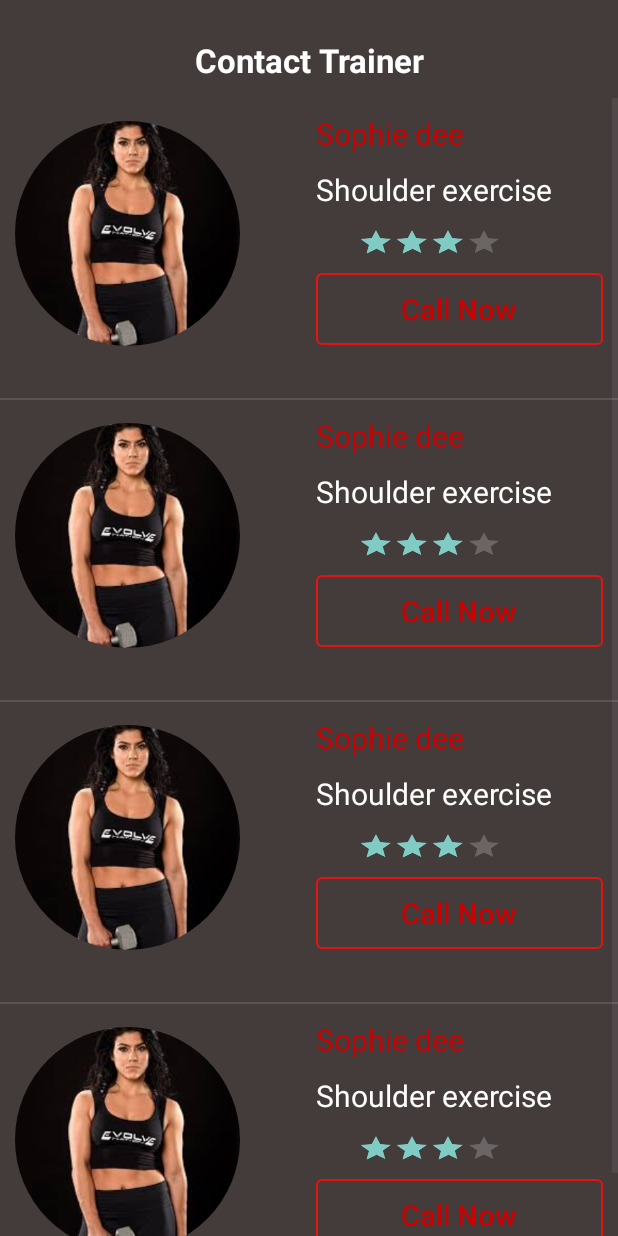
After one commit to ebrahemkofe/GYMapp, an Android app: the ContactTrianer screen opened directly, with no data from a screen before it, on a phone screen of 412 x 824 dp. The commit adds this screen. Run offline under Robolectric (Android 15) with nearby library versions, the phone set to English and light mode, and no system bars; our stand-ins replace CircleImageView.

Commit message:
contact trainer

```diff
--- a/app/src/main/AndroidManifest.xml
+++ b/app/src/main/AndroidManifest.xml
@@ -9,6 +9,7 @@
         android:roundIcon="@mipmap/ic_launcher_round"
         android:supportsRtl="true"
         android:theme="@style/Theme.AppCompat.NoActionBar">
+        <activity android:name=".Activity.ContactTrianer"></activity>
         <activity android:name=".Activity.Splash">
             <intent-filter>
                 <action android:name="android.intent.action.MAIN" />
@@ -16,7 +17,7 @@
                 <category android:name="android.intent.category.LAUNCHER" />
             </intent-filter>
         </activity>
-        <activity android:name=".Activity.MainActivity"></activity>
+        <activity android:name=".Activity.MainActivity" />
     </application>
 
 </manifest>
--- /dev/null
+++ b/app/src/main/java/com/myaquar/inventure/gymapp/Activity/ContactTrianer.java
@@ -0,0 +1,38 @@
+package com.myaquar.inventure.gymapp.Activity;
+
+import android.support.v7.app.AppCompatActivity;
+import android.os.Bundle;
+import android.widget.ListView;
+
+import com.myaquar.inventure.gymapp.Adbters.Adabter_list;
+import com.myaquar.inventure.gymapp.Models.Model_of_item;
+import com.myaquar.inventure.gymapp.R;
+
+import java.util.ArrayList;
+
+public class ContactTrianer extends AppCompatActivity {
+
+    ListView listView ;
+    String names []  = {"Sophie dee","Sophie dee" ,"Sophie dee","Sophie dee"};
+    String jops [] = {"Shoulder exercise","Shoulder exercise","Shoulder exercise","Shoulder exercise"};
+    int image2 []= {R.drawable.trainner , R.drawable.trainner , R.drawable.trainner, R.drawable.trainner};
+    Adabter_list adabter_list;
+    @Override
+    protected void onCreate(Bundle savedInstanceState) {
+        super.onCreate(savedInstanceState);
+        setContentView(R.layout.activity_contact_trianer);
+        listView = findViewById(R.id.list);
+
+        ArrayList<Model_of_item> list = new ArrayList <Model_of_item> ();
+
+        for (int x = 0 ; x < names.length ; x++ ){
+            list.add(new Model_of_item(  image2 [x] , names [x] ,jops[x]));
+        }
+
+        adabter_list = new Adabter_list(ContactTrianer.this,R.layout.tarinner_item, list);
+
+        listView.setAdapter(adabter_list);
+
+    }
+
+}
--- /dev/null
+++ b/app/src/main/java/com/myaquar/inventure/gymapp/Adbters/Adabter_list.java
@@ -0,0 +1,51 @@
+package com.myaquar.inventure.gymapp.Adbters;
+
+import android.content.Context;
+import android.support.annotation.NonNull;
+import android.support.annotation.Nullable;
+import android.view.LayoutInflater;
+import android.view.View;
+import android.view.ViewGroup;
+import android.widget.ArrayAdapter;
+import android.widget.ImageView;
+import android.widget.TextView;
+
+import com.myaquar.inventure.gymapp.Models.Model_of_item;
+import com.myaquar.inventure.gymapp.R;
+
+import java.util.ArrayList;
+
+public class Adabter_list extends ArrayAdapter {
+
+    ArrayList<Model_of_item> mlist;
+
+
+
+    public Adabter_list(@NonNull Context context, int resource, @NonNull ArrayList objects) {
+        super(context, resource, objects);
+        mlist = objects;
+    }
+
+    @NonNull
+    @Override
+    public View getView(final int position, @Nullable View convertView, @NonNull ViewGroup parent) {
+
+        LayoutInflater layoutInflater = (LayoutInflater) getContext().getSystemService(Context.LAYOUT_INFLATER_SERVICE);
+
+        convertView = layoutInflater.inflate(R.layout.tarinner_item, parent, false);
+
+
+        ImageView imageView = convertView.findViewById(R.id.img);
+        TextView textView = convertView.findViewById(R.id.txt_name);
+        TextView textView1 =convertView.findViewById(R.id.txt_jop);
+
+
+        imageView.setImageResource(mlist.get(position).getImage());
+        textView.setText(mlist.get(position).getName());
+        textView1.setText(mlist.get(position).getJop());
+
+
+
+        return convertView;
+    }
+}
--- /dev/null
+++ b/app/src/main/java/com/myaquar/inventure/gymapp/Models/Model_of_item.java
@@ -0,0 +1,38 @@
+package com.myaquar.inventure.gymapp.Models;
+
+public class Model_of_item
+{
+    private  int image;
+    private String name;
+    private  String jop;
+
+    public Model_of_item(int image, String name, String jop) {
+        this.image = image;
+        this.name = name;
+        this.jop = jop;
+    }
+
+    public int getImage() {
+        return image;
+    }
+
+    public String getName() {
+        return name;
+    }
+
+    public String getJop() {
+        return jop;
+    }
+
+    public void setImage(int image) {
+        this.image = image;
+    }
+
+    public void setName(String name) {
+        this.name = name;
+    }
+
+    public void setJop(String jop) {
+        this.jop = jop;
+    }
+}
--- /dev/null
+++ b/app/src/main/res/drawable/border_btn.xml
@@ -0,0 +1,9 @@
+<?xml version="1.0" encoding="utf-8"?>
+<shape xmlns:android="http://schemas.android.com/apk/res/android"
+    android:shape="rectangle">
+    <gradient android:startColor="#0000"
+        android:endColor="#0000"
+        android:angle="270" />
+    <corners android:radius="3dp" />
+    <stroke android:width="2px" android:color="#E81212" />
+</shape>
--- /dev/null
+++ b/app/src/main/res/layout/activity_contact_trianer.xml
@@ -0,0 +1,25 @@
+<?xml version="1.0" encoding="utf-8"?>
+<LinearLayout xmlns:android="http://schemas.android.com/apk/res/android"
+    xmlns:app="http://schemas.android.com/apk/res-auto"
+    xmlns:tools="http://schemas.android.com/tools"
+    android:layout_width="match_parent"
+    android:layout_height="match_parent"
+    tools:context=".Activity.ContactTrianer"
+    android:orientation="vertical"
+    android:background="#443B3B">
+
+    <TextView
+        android:layout_marginTop="15dp"
+        android:layout_width="match_parent"
+        android:layout_height="50dp"
+        android:textSize="22sp"
+        android:textColor="@android:color/white"
+        android:text="Contact Trainer"
+        android:gravity="center"
+        android:textStyle="bold"/>
+
+    <ListView
+        android:id="@+id/list"
+        android:layout_width="match_parent"
+        android:layout_height="match_parent"></ListView>
+</LinearLayout>
--- /dev/null
+++ b/app/src/main/res/layout/tarinner_item.xml
@@ -0,0 +1,78 @@
+<?xml version="1.0" encoding="utf-8"?>
+<LinearLayout
+    xmlns:android="http://schemas.android.com/apk/res/android"
+    android:layout_width="match_parent"
+    android:layout_height="match_parent"
+    android:orientation="vertical">
+
+    <LinearLayout
+        android:layout_width="match_parent"
+        android:layout_height="200dp"
+        android:background="#443B3B">
+        <LinearLayout
+            android:layout_width="0dp"
+            android:layout_height="wrap_content"
+            android:layout_weight="1"
+            android:orientation="vertical">
+            <de.hdodenhof.circleimageview.CircleImageView
+                android:id="@+id/img"
+                android:layout_width="150dp"
+                android:layout_height="150dp"
+                android:layout_marginLeft="10dp"
+                android:layout_marginTop="15dp"/>
+
+        </LinearLayout>
+        <LinearLayout
+            android:layout_width="0dp"
+            android:layout_height="wrap_content"
+            android:layout_weight="1"
+            android:orientation="vertical"
+            android:layout_marginLeft="10dp">
+            <TextView
+                android:id="@+id/txt_name"
+                android:layout_width="wrap_content"
+                android:layout_height="wrap_content"
+                android:text="Sophie dee"
+                android:layout_marginTop="10dp"
+                android:textColor="@android:color/holo_red_dark"
+                android:textSize="20sp" android:layout_gravity="left"
+                />
+            android:orientation="vertical">
+            <TextView
+                android:id="@+id/txt_jop"
+                android:layout_width="wrap_content"
+                android:layout_height="wrap_content"
+                android:text="Shoulder exercise"
+                android:textColor="@android:color/white"
+                android:textSize="20sp"
+                android:layout_marginTop="10dp"
+                android:layout_marginBottom="10dp"
+                android:layout_gravity="left"/>
+
+            <RatingBar
+                android:layout_width="wrap_content"
+                android:layout_height="wrap_content"
+                android:layout_gravity="left"
+                android:layout_marginLeft="-20dp"
+                android:layout_marginTop="-15dp"
+                android:layout_marginBottom="-10dp"
+                android:numStars="4"
+                android:rating="3"
+                android:scaleX="0.5"
+                android:scaleY="0.4" />
+            <Button
+                android:layout_width="match_parent"
+                android:layout_height="wrap_content"
+                android:layout_gravity="left|bottom"
+                android:text="Call Now"
+                android:textAllCaps="false"
+                android:layout_marginRight="10dp"
+                android:background="@drawable/border_btn"
+                android:textColor="@android:color/holo_red_dark"
+                android:textSize="19sp"/>
+
+
+        </LinearLayout>
+    </LinearLayout>
+
+</LinearLayout>
--- a/app/src/main/res/values/styles.xml
+++ b/app/src/main/res/values/styles.xml
@@ -5,7 +5,7 @@
         <!-- Customize your theme here. -->
         <item name="colorPrimary">@color/colorPrimary</item>
         <item name="colorPrimaryDark">@color/colorPrimaryDark</item>
-        <item name="colorAccent">@color/colorAccent</item>
+        <item name="colorAccent">#E40707</item>
     </style>
 
 </resources>
```
Also changed, not shown: app/src/main/res/drawable/trainner.jpg (added).
